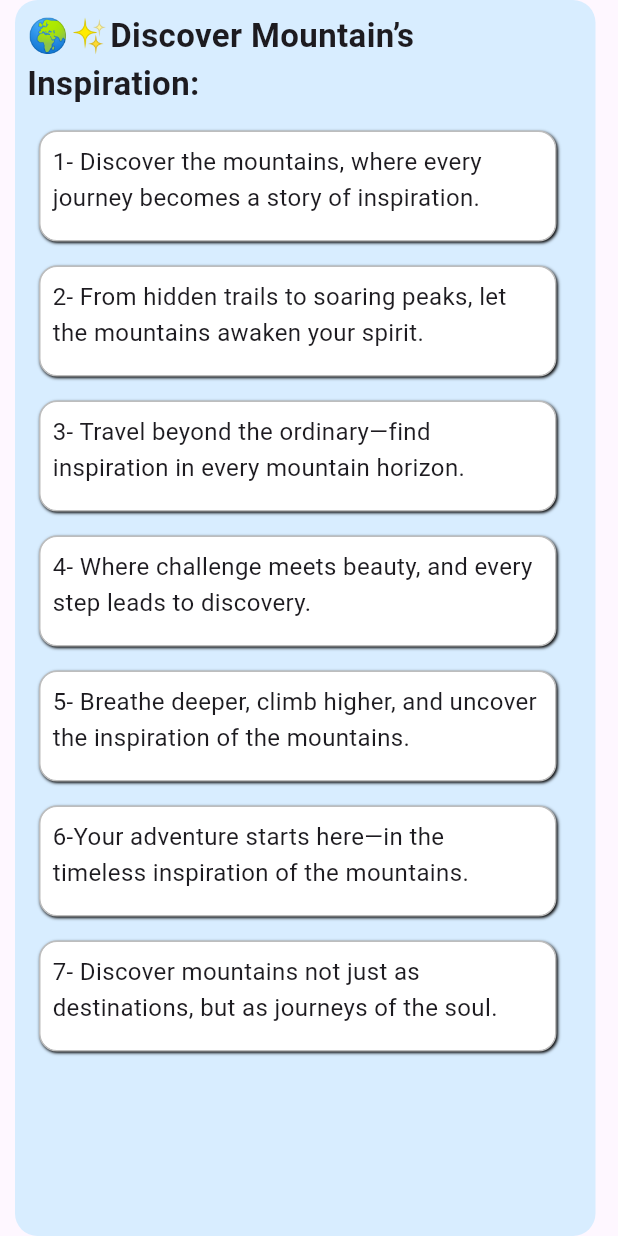
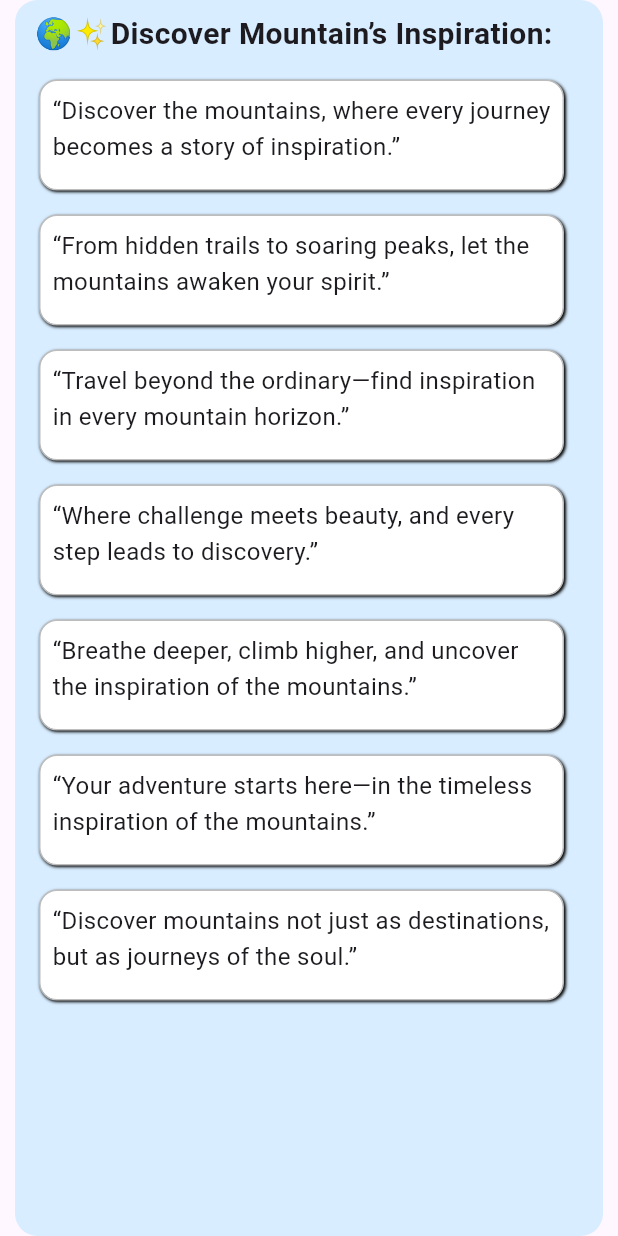
Before and after one commit to Khaled008/travel_app, a Flutter app: the TextList widget shown alone on an empty page, opened directly, on a phone screen of 412 x 824 dp. Run offline on Flutter 3.47's test engine with Material 3 defaults, Android fonts, the phone set to English and light mode, and no system bars; our stand-ins replace bloc, equatable, flutter_bloc.

Commit message:
alittle changes

```diff
--- a/lib/pages/detail_page.dart
+++ b/lib/pages/detail_page.dart
@@ -2,7 +2,6 @@
 
 import 'package:flutter/material.dart';
 import 'package:flutter_bloc/flutter_bloc.dart';
-
 import 'package:travel_app/cubit/app_cubit_states.dart';
 import 'package:travel_app/cubit/app_cubits.dart';
 import 'package:travel_app/misc/colors.dart';
--- a/lib/widgets/responsive_button.dart
+++ b/lib/widgets/responsive_button.dart
@@ -10,11 +10,11 @@ class ResponsiveButton extends StatelessWidget {
   VoidCallback? onTap;
 
   ResponsiveButton({
-    Key? key,
+    super.key,
     this.width = 120,
     this.isResponsive = false,
     this.onTap,
-  }) : super(key: key);
+  });
 
   @override
   Widget build(BuildContext context) {
@@ -39,7 +39,7 @@ class ResponsiveButton extends StatelessWidget {
                       child: AppText(
                           text: "Booking Now", color: Colors.white, size: 20),
                     )
-                  : Container(), // Add a semicolon here
+                  : Container(),
             ],
           ),
         ),
--- a/lib/widgets/text_style.dart
+++ b/lib/widgets/text_style.dart
@@ -6,17 +6,17 @@ class TextList extends StatelessWidget {
   @override
   Widget build(BuildContext context) {
     final List<String> texts = [
-      "1- Discover the mountains, where every journey becomes a story of inspiration.",
-      "2- From hidden trails to soaring peaks, let the mountains awaken your spirit.",
-      "3- Travel beyond the ordinary—find inspiration in every mountain horizon.",
-      "4- Where challenge meets beauty, and every step leads to discovery.",
-      "5- Breathe deeper, climb higher, and uncover the inspiration of the mountains.",
-      "6-Your adventure starts here—in the timeless inspiration of the mountains.",
-      "7- Discover mountains not just as destinations, but as journeys of the soul.",
+      '“Discover the mountains, where every journey becomes a story of inspiration.”',
+      "“From hidden trails to soaring peaks, let the mountains awaken your spirit.”",
+      "“Travel beyond the ordinary—find inspiration in every mountain horizon.”",
+      "“Where challenge meets beauty, and every step leads to discovery.”",
+      "“Breathe deeper, climb higher, and uncover the inspiration of the mountains.”",
+      "“Your adventure starts here—in the timeless inspiration of the mountains.”",
+      "“Discover mountains not just as destinations, but as journeys of the soul.”",
     ];
 
     return Container(
-      margin: const EdgeInsets.only(left: 10, right: 15),
+      margin: const EdgeInsets.only(left: 10, right: 10),
       padding: const EdgeInsets.all(8),
       decoration: BoxDecoration(
         color: Colors.lightBlueAccent.withOpacity(0.2),
@@ -25,9 +25,9 @@ class TextList extends StatelessWidget {
       child: ListView(
         children: [
           const Text(
-            "🌍✨Discover Mountain’s Inspiration:",
+            " 🌍✨Discover Mountain’s Inspiration:",
             style: TextStyle(
-              fontSize: 22,
+              fontSize: 20,
               fontWeight: FontWeight.bold,
             ),
           ),
```
Also changed, not shown: lib/pages/home_page.dart (+13 -12 lines), lib/widgets/Emotions_Mountains_page.dart (added, +107 -0 lines).
